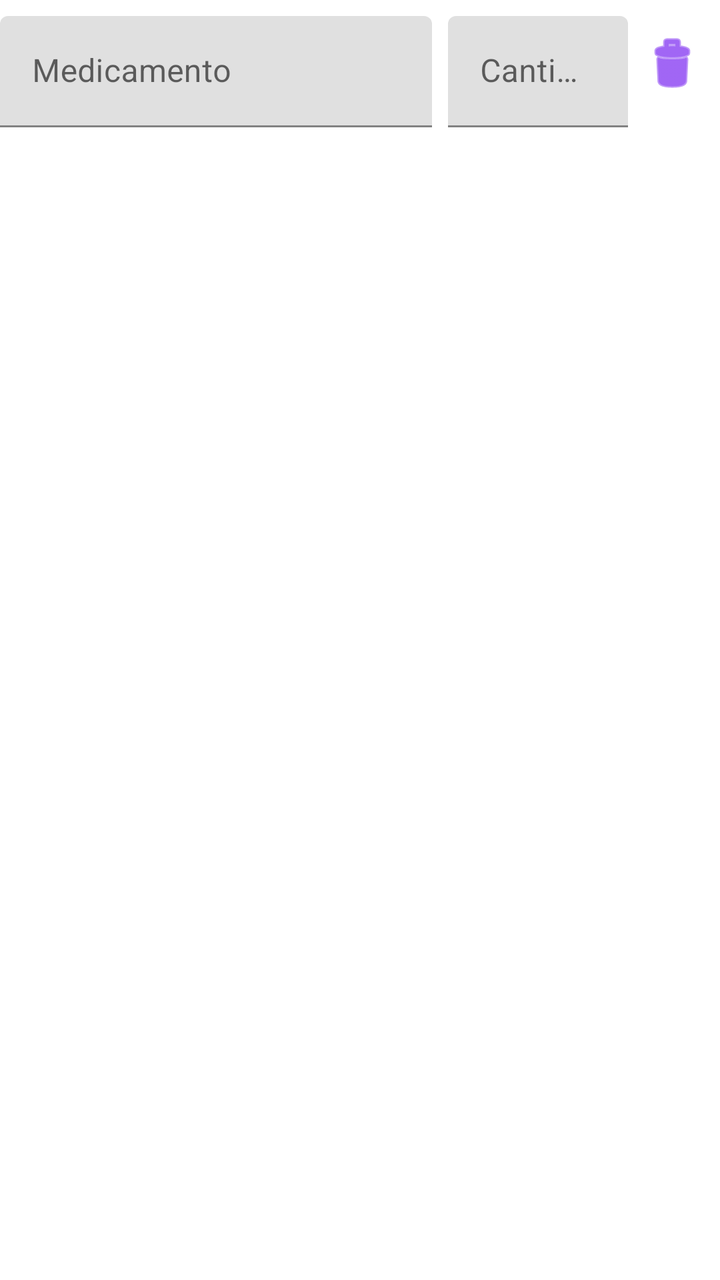
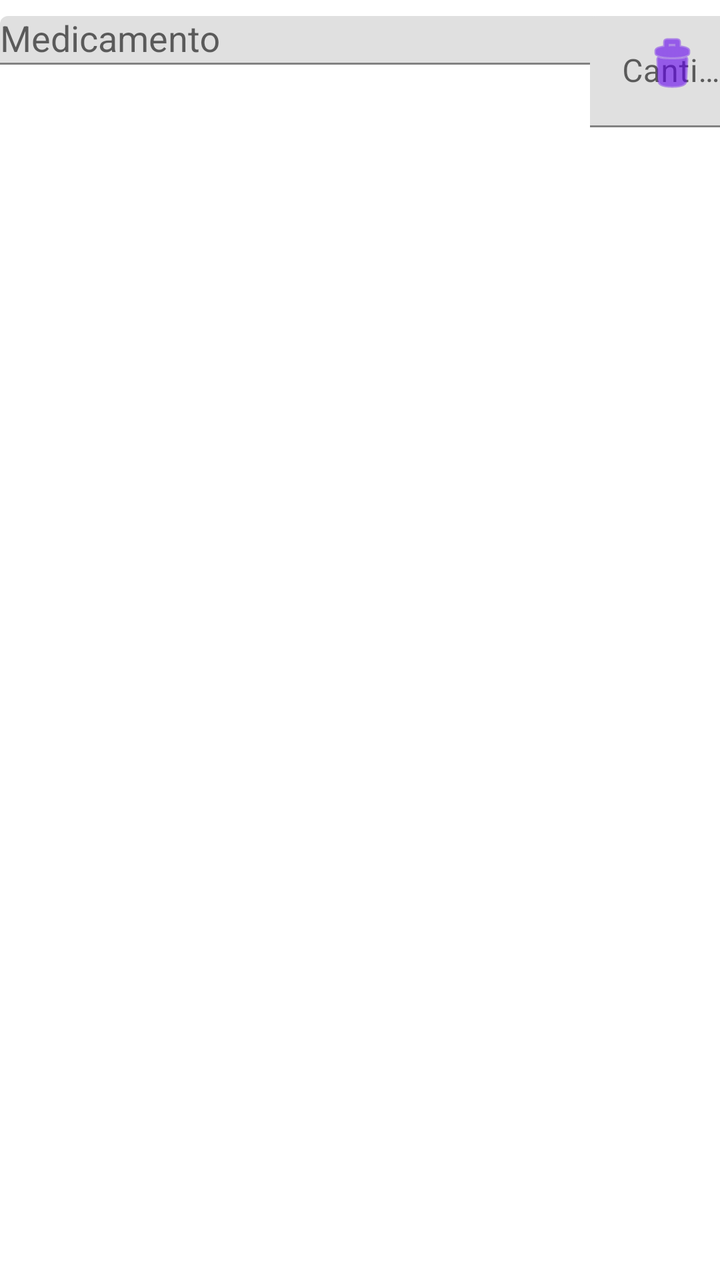

Two renders of the same Android screen: before a commit and after it. Below are the layout's source before the change and the commit's diff.
<!-- AndroidManifest.xml: application theme Theme.MyMeds -->
<!-- res/layout/item_medicine.xml -->
<?xml version="1.0" encoding="utf-8"?>
<androidx.constraintlayout.widget.ConstraintLayout
    xmlns:android="http://schemas.android.com/apk/res/android"
    xmlns:app="http://schemas.android.com/apk/res-auto"
    android:layout_width="match_parent"
    android:layout_height="wrap_content"
    android:paddingVertical="8dp">

    
    <com.google.android.material.textfield.TextInputLayout
        android:id="@+id/nameLayout"
        android:layout_width="0dp"
        android:layout_height="wrap_content"
        android:hint="Medicamento"
        app:layout_constraintStart_toStartOf="parent"
        app:layout_constraintEnd_toStartOf="@id/quantityLayout"
        app:layout_constraintTop_toTopOf="parent"
        app:layout_constraintWidth_percent="0.6">

        <com.google.android.material.textfield.TextInputEditText
            android:id="@+id/nameInput"
            android:layout_width="match_parent"
            android:layout_height="wrap_content"/>
    </com.google.android.material.textfield.TextInputLayout>

    
    <com.google.android.material.textfield.TextInputLayout
        android:id="@+id/quantityLayout"
        android:layout_width="0dp"
        android:layout_height="wrap_content"
        android:hint="Cantidad"
        android:layout_marginStart="8dp"
        app:layout_constraintStart_toEndOf="@id/nameLayout"
        app:layout_constraintEnd_toStartOf="@id/delete_button"
        app:layout_constraintTop_toTopOf="parent"
        app:layout_constraintWidth_percent="0.25">

        <com.google.android.material.textfield.TextInputEditText
            android:id="@+id/quantityInput"
            android:layout_width="match_parent"
            android:layout_height="wrap_content"
            android:inputType="number"/>
    </com.google.android.material.textfield.TextInputLayout>

    
    <ImageButton
        android:id="@+id/delete_button"
        android:layout_width="48dp"
        android:layout_height="48dp"
        android:layout_marginStart="8dp"
        android:background="?attr/selectableItemBackgroundBorderless"
        android:contentDescription="Eliminar medicamento"
        android:src="@android:drawable/ic_menu_delete"
        app:tint="@color/purple_500"
        app:layout_constraintEnd_toEndOf="parent"
        app:layout_constraintTop_toTopOf="parent"/>

</androidx.constraintlayout.widget.ConstraintLayout>
<!-- resources referenced by this layout -->
<resources>
  <color name="purple_500">#FF6200EE</color>
  <style name="Theme.MyMeds" parent="Theme.MaterialComponents.DayNight.NoActionBar">
          <item name="colorPrimary">@color/purple_200</item>
          <item name="colorPrimaryDark">@color/purple_700</item>
          <item name="colorAccent">@color/teal_200</item>
  
          <item name="android:statusBarColor">@color/purple_200</item>
      </style>
  <color name="purple_200">#FFBB86FC</color>
  <color name="purple_700">#FF3700B3</color>
  <color name="teal_200">#FF03DAC5</color>
</resources>

<!-- the commit's change to res/layout/item_medicine.xml (unified diff, before → after) -->
@@ -11,16 +11,17 @@
         android:id="@+id/nameLayout"
         android:layout_width="0dp"
         android:layout_height="wrap_content"
-        android:hint="Medicamento"
+
+        app:layout_constraintTop_toTopOf="parent"
         app:layout_constraintStart_toStartOf="parent"
-        app:layout_constraintEnd_toStartOf="@id/quantityLayout"
-        app:layout_constraintTop_toTopOf="parent"
-        app:layout_constraintWidth_percent="0.6">
+        app:layout_constraintEnd_toEndOf="parent">
 
-        <com.google.android.material.textfield.TextInputEditText
+        <AutoCompleteTextView
             android:id="@+id/nameInput"
             android:layout_width="match_parent"
-            android:layout_height="wrap_content"/>
+            android:layout_height="wrap_content"
+            android:hint="Medicamento"/>
+
     </com.google.android.material.textfield.TextInputLayout>
 
     
